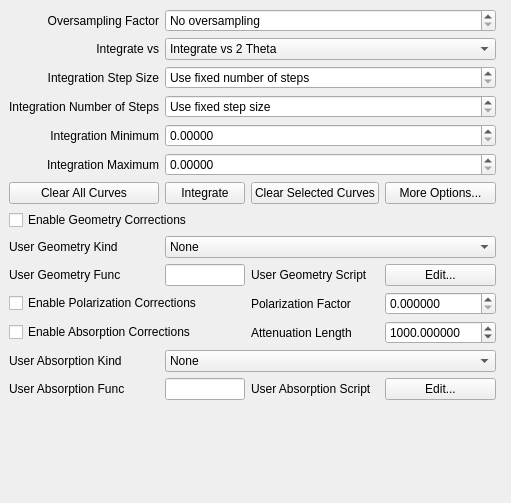
Above: source/qxrdintegratordialog.ui from guyjennings/qxrd before the change. Below: the same form after it.
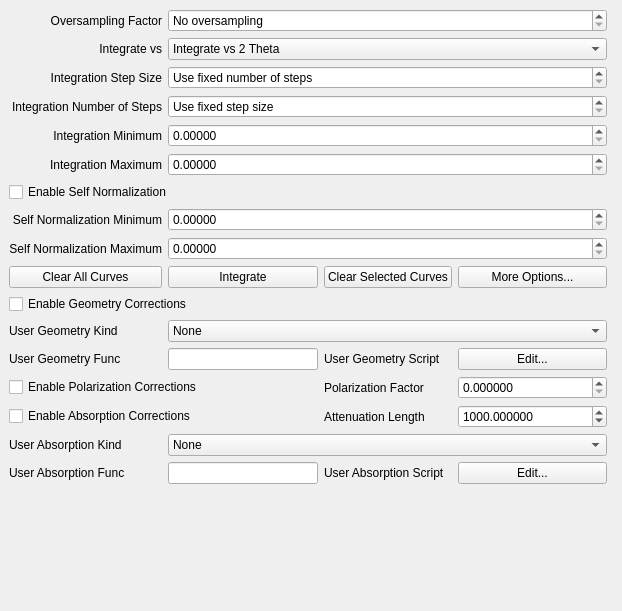
That is the form after the change. Custom widgets are drawn as their Qt base class.

Commit message: Support saving accumulator data in various text file formats Support 'self-normalization' of integrated data

What changed in the file:
```diff
--- a/source/qxrdintegratordialog.ui
+++ b/source/qxrdintegratordialog.ui
@@ -6,12 +6,12 @@
    <rect>
     <x>0</x>
     <y>0</y>
-    <width>495</width>
-    <height>503</height>
+    <width>622</width>
+    <height>611</height>
    </rect>
   </property>
   <property name="windowTitle">
-   <string>Integrate</string>
+   <string>&amp;Integrate</string>
   </property>
   <widget class="QWidget" name="dockWidgetContents">
    <property name="sizePolicy">
@@ -21,62 +21,6 @@
     </sizepolicy>
    </property>
    <layout class="QGridLayout" name="gridLayout">
-    <item row="8" column="0" colspan="4">
-     <widget class="QCheckBox" name="m_EnableGeometry">
-      <property name="toolTip">
-       <string>Enable geometry corrections during integration
-intensity *= pow(distance/m_DetectorDistance, 2)/cos(tth);</string>
-      </property>
-      <property name="text">
-       <string>Enable Geometry Corrections </string>
-      </property>
-     </widget>
-    </item>
-    <item row="5" column="1" colspan="3">
-     <widget class="QDoubleSpinBox" name="m_IntegratorMaximum">
-      <property name="toolTip">
-       <string>Ending value for integration range
-script property integrator.integrationMaximum</string>
-      </property>
-      <property name="decimals">
-       <number>5</number>
-      </property>
-      <property name="maximum">
-       <double>10000.000000000000000</double>
-      </property>
-     </widget>
-    </item>
-    <item row="10" column="3">
-     <widget class="QPushButton" name="m_UserGeometryEdit">
-      <property name="text">
-       <string>Edit...</string>
-      </property>
-     </widget>
-    </item>
-    <item row="9" column="1" colspan="3">
-     <widget class="QComboBox" name="m_EnableUserGeometry">
-      <item>
-       <property name="text">
-        <string>None</string>
-       </property>
-      </item>
-      <item>
-       <property name="text">
-        <string>User Defined Geometry</string>
-       </property>
-      </item>
-     </widget>
-    </item>
-    <item row="0" column="0">
-     <widget class="QLabel" name="label">
-      <property name="text">
-       <string>Oversampling Factor</string>
-      </property>
-      <property name="alignment">
-       <set>Qt::AlignRight|Qt::AlignTrailing|Qt::AlignVCenter</set>
-      </property>
-     </widget>
-    </item>
     <item row="0" column="1" colspan="3">
      <widget class="QSpinBox" name="m_OversampleFactor">
       <property name="toolTip">
@@ -174,6 +118,20 @@
       </property>
      </widget>
     </item>
+    <item row="4" column="1" colspan="3">
+     <widget class="QDoubleSpinBox" name="m_IntegratorMinimum">
+      <property name="toolTip">
+       <string>Start value for integration
+script property integrator.integrationMinimum</string>
+      </property>
+      <property name="decimals">
+       <number>5</number>
+      </property>
+      <property name="maximum">
+       <double>10000.000000000000000</double>
+      </property>
+     </widget>
+    </item>
     <item row="4" column="0">
      <widget class="QLabel" name="label_4">
       <property name="text">
@@ -184,31 +142,7 @@
       </property>
      </widget>
     </item>
-    <item row="4" column="1" colspan="3">
-     <widget class="QDoubleSpinBox" name="m_IntegratorMinimum">
-      <property name="toolTip">
-       <string>Start value for integration
-script property integrator.integrationMinimum</string>
-      </property>
-      <property name="decimals">
-       <number>5</number>
-      </property>
-      <property name="maximum">
-       <double>10000.000000000000000</double>
-      </property>
-     </widget>
-    </item>
-    <item row="5" column="0">
-     <widget class="QLabel" name="label_5">
-      <property name="text">
-       <string>Integration Maximum</string>
-      </property>
-      <property name="alignment">
-       <set>Qt::AlignRight|Qt::AlignTrailing|Qt::AlignVCenter</set>
-      </property>
-     </widget>
-    </item>
-    <item row="7" column="0">
+    <item row="9" column="0">
      <widget class="QPushButton" name="m_ClearGraphButton">
       <property name="toolTip">
        <string>Clear all curves from integrated data graph</string>
@@ -218,35 +152,45 @@
       </property>
      </widget>
     </item>
-    <item row="9" column="0">
+    <item row="11" column="0">
      <widget class="QLabel" name="label_30">
       <property name="text">
        <string>User Geometry Kind</string>
       </property>
      </widget>
     </item>
-    <item row="10" column="0">
+    <item row="5" column="0">
+     <widget class="QLabel" name="label_5">
+      <property name="text">
+       <string>Integration Maximum</string>
+      </property>
+      <property name="alignment">
+       <set>Qt::AlignRight|Qt::AlignTrailing|Qt::AlignVCenter</set>
+      </property>
+     </widget>
+    </item>
+    <item row="12" column="0">
      <widget class="QLabel" name="label_25">
       <property name="text">
        <string>User Geometry Func</string>
       </property>
      </widget>
     </item>
-    <item row="10" column="2">
+    <item row="12" column="2">
      <widget class="QLabel" name="label_27">
       <property name="text">
        <string>User Geometry Script</string>
       </property>
      </widget>
     </item>
-    <item row="13" column="0">
+    <item row="15" column="0">
      <widget class="QLabel" name="label_29">
       <property name="text">
        <string>User Absorption Kind</string>
       </property>
      </widget>
     </item>
-    <item row="14" column="0">
+    <item row="16" column="0">
      <widget class="QLabel" name="label_26">
       <property name="text">
        <string>User Absorption Func</string>
@@ -256,7 +200,24 @@
       </property>
      </widget>
     </item>
-    <item row="15" column="0" colspan="5">
+    <item row="9" column="1">
+     <widget class="QPushButton" name="m_IntegrateButton">
+      <property name="text">
+       <string>Integrate</string>
+      </property>
+     </widget>
+    </item>
+    <item row="12" column="1">
+     <widget class="QLineEdit" name="m_UserGeometryFunction">
+      <property name="sizePolicy">
+       <sizepolicy hsizetype="Expanding" vsizetype="Fixed">
+        <horstretch>1</horstretch>
+        <verstretch>0</verstretch>
+       </sizepolicy>
+      </property>
+     </widget>
+    </item>
+    <item row="17" column="0" colspan="5">
      <spacer name="verticalSpacer">
       <property name="orientation">
        <enum>Qt::Vertical</enum>
@@ -269,24 +230,7 @@
       </property>
      </spacer>
     </item>
-    <item row="7" column="1">
-     <widget class="QPushButton" name="m_IntegrateButton">
-      <property name="text">
-       <string>Integrate</string>
-      </property>
-     </widget>
-    </item>
-    <item row="10" column="1">
-     <widget class="QLineEdit" name="m_UserGeometryFunction">
-      <property name="sizePolicy">
-       <sizepolicy hsizetype="Expanding" vsizetype="Fixed">
-        <horstretch>1</horstretch>
-        <verstretch>0</verstretch>
-       </sizepolicy>
-      </property>
-     </widget>
-    </item>
-    <item row="7" column="2">
+    <item row="9" column="2">
      <widget class="QPushButton" name="m_ClearSelectedGraphButton">
       <property name="toolTip">
        <string>Clear selected curves from integrated data graph
@@ -297,7 +241,7 @@
       </property>
      </widget>
     </item>
-    <item row="7" column="3">
+    <item row="9" column="3">
      <widget class="QPushButton" name="m_IntegrateOptionsButton">
       <property name="toolTip">
        <string>More intergration options</string>
@@ -307,7 +251,7 @@
       </property>
      </widget>
     </item>
-    <item row="11" column="0" colspan="2">
+    <item row="13" column="0" colspan="2">
      <widget class="QCheckBox" name="m_EnablePolarization">
       <property name="toolTip">
        <string>Enable polarization correction during integration:
@@ -319,7 +263,7 @@
       </property>
      </widget>
     </item>
-    <item row="12" column="0" colspan="2">
+    <item row="14" column="0" colspan="2">
      <widget class="QCheckBox" name="m_EnableAbsorption">
       <property name="toolTip">
        <string>Enable absorption correction during integration
@@ -331,7 +275,7 @@
       </property>
      </widget>
     </item>
-    <item row="13" column="1" colspan="3">
+    <item row="15" column="1" colspan="3">
      <widget class="QComboBox" name="m_EnableUserAbsorption">
       <item>
        <property name="text">
@@ -360,7 +304,7 @@
       </item>
      </widget>
     </item>
-    <item row="14" column="1">
+    <item row="16" column="1">
      <widget class="QLineEdit" name="m_UserAbsorptionFunction">
       <property name="sizePolicy">
        <sizepolicy hsizetype="Expanding" vsizetype="Fixed">
@@ -370,35 +314,35 @@
       </property>
      </widget>
     </item>
-    <item row="14" column="2">
+    <item row="16" column="2">
      <widget class="QLabel" name="label_28">
       <property name="text">
        <string>User Absorption Script</string>
       </property>
      </widget>
     </item>
-    <item row="14" column="3">
-     <widget class="QPushButton" name="m_UserAbsorptionEdit">
-      <property name="text">
-       <string>Edit...</string>
-      </property>
-     </widget>
-    </item>
-    <item row="11" column="2">
+    <item row="13" column="2">
      <widget class="QLabel" name="label_24">
       <property name="text">
        <string>Polarization Factor</string>
       </property>
      </widget>
     </item>
-    <item row="12" column="2">
+    <item row="16" column="3">
+     <widget class="QPushButton" name="m_UserAbsorptionEdit">
+      <property name="text">
+       <string>Edit...</string>
+      </property>
+     </widget>
+    </item>
+    <item row="14" column="2">
      <widget class="QLabel" name="label_23">
       <property name="text">
        <string>Attenuation Length</string>
       </property>
      </widget>
     </item>
-    <item row="11" column="3">
+    <item row="13" column="3">
      <widget class="QDoubleSpinBox" name="m_Polarization">
       <property name="sizePolicy">
        <sizepolicy hsizetype="Minimum" vsizetype="Fixed">
@@ -426,7 +370,7 @@
       </property>
      </widget>
     </item>
-    <item row="12" column="3">
+    <item row="14" column="3">
      <widget class="QDoubleSpinBox" name="m_AttenuationLength">
       <property name="sizePolicy">
        <sizepolicy hsizetype="Minimum" vsizetype="Fixed">
@@ -454,6 +398,122 @@
       </property>
      </widget>
     </item>
+    <item row="10" column="0" colspan="4">
+     <widget class="QCheckBox" name="m_EnableGeometry">
+      <property name="toolTip">
+       <string>Enable geometry corrections during integration
+intensity *= pow(distance/m_DetectorDistance, 2)/cos(tth);</string>
+      </property>
+      <property name="text">
+       <string>Enable Geometry Corrections </string>
+      </property>
+     </widget>
+    </item>
+    <item row="5" column="1" colspan="3">
+     <widget class="QDoubleSpinBox" name="m_IntegratorMaximum">
+      <property name="toolTip">
+       <string>Ending value for integration range
+script property integrator.integrationMaximum</string>
+      </property>
+      <property name="decimals">
+       <number>5</number>
+      </property>
+      <property name="maximum">
+       <double>10000.000000000000000</double>
+      </property>
+     </widget>
+    </item>
+    <item row="12" column="3">
+     <widget class="QPushButton" name="m_UserGeometryEdit">
+      <property name="text">
+       <string>Edit...</string>
+      </property>
+     </widget>
+    </item>
+    <item row="11" column="1" colspan="3">
+     <widget class="QComboBox" name="m_EnableUserGeometry">
+      <item>
+       <property name="text">
+        <string>None</string>
+       </property>
+      </item>
+      <item>
+       <property name="text">
+        <string>User Defined Geometry</string>
+       </property>
+      </item>
+     </widget>
+    </item>
+    <item row="0" column="0">
+     <widget class="QLabel" name="label">
+      <property name="text">
+       <string>Oversampling Factor</string>
+      </property>
+      <property name="alignment">
+       <set>Qt::AlignRight|Qt::AlignTrailing|Qt::AlignVCenter</set>
+      </property>
+     </widget>
+    </item>
+    <item row="7" column="0">
+     <widget class="QLabel" name="label_7">
+      <property name="text">
+       <string>Self Normalization Minimum</string>
+      </property>
+      <property name="alignment">
+       <set>Qt::AlignRight|Qt::AlignTrailing|Qt::AlignVCenter</set>
+      </property>
+     </widget>
+    </item>
+    <item row="8" column="0">
+     <widget class="QLabel" name="label_8">
+      <property name="text">
+       <string>Self Normalization Maximum</string>
+      </property>
+      <property name="alignment">
+       <set>Qt::AlignRight|Qt::AlignTrailing|Qt::AlignVCenter</set>
+      </property>
+     </widget>
+    </item>
+    <item row="7" column="1" colspan="3">
+     <widget class="QDoubleSpinBox" name="m_SelfNormalizationMinimum">
+      <property name="toolTip">
+       <string>Start value for integration
+script property integrator.integrationMinimum</string>
+      </property>
+      <property name="decimals">
+       <number>5</number>
+      </property>
+      <property name="maximum">
+       <double>10000.000000000000000</double>
+      </property>
+     </widget>
+    </item>
+    <item row="8" column="1" colspan="3">
+     <widget class="QDoubleSpinBox" name="m_SelfNormalizationMaximum">
+      <property name="toolTip">
+       <string>Start value for integration
+script property integrator.integrationMinimum</string>
+      </property>
+      <property name="decimals">
+       <number>5</number>
+      </property>
+      <property name="maximum">
+       <double>10000.000000000000000</double>
+      </property>
+     </widget>
+    </item>
+    <item row="6" column="0" colspan="4">
+     <widget class="QCheckBox" name="m_EnableSelfNormalization">
+      <property name="toolTip">
+       <string>Enable polarization correction during integration:
+intensity /= (m_Polarization      *(1 - pow(sin(chi)*sin(tth/2),2)) +
+                   (1 - m_Polarization)*(1 - pow(cos(chi)*sin(tth/2),2)));</string>
+      </property>
+      <property name="text">
+       <string>Enable Self Normalization </string>
+      </property>
+     </widget>
+    </item>
    </layout>
   </widget>
  </widget>
```
The commit also changes 11 other files.
